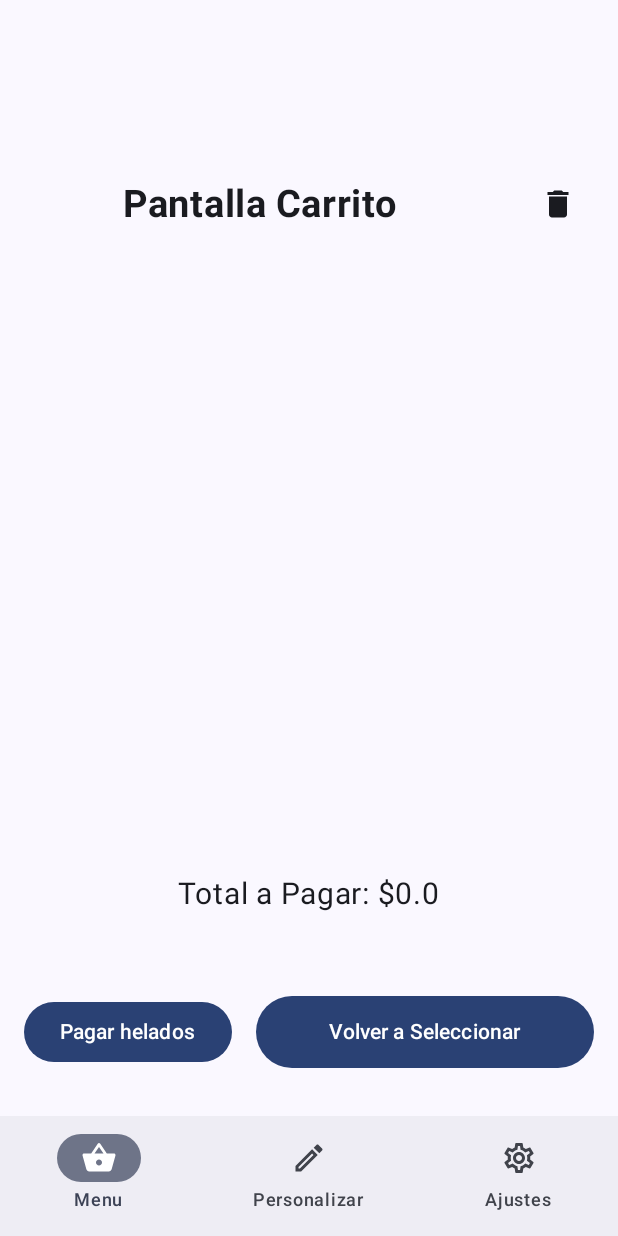
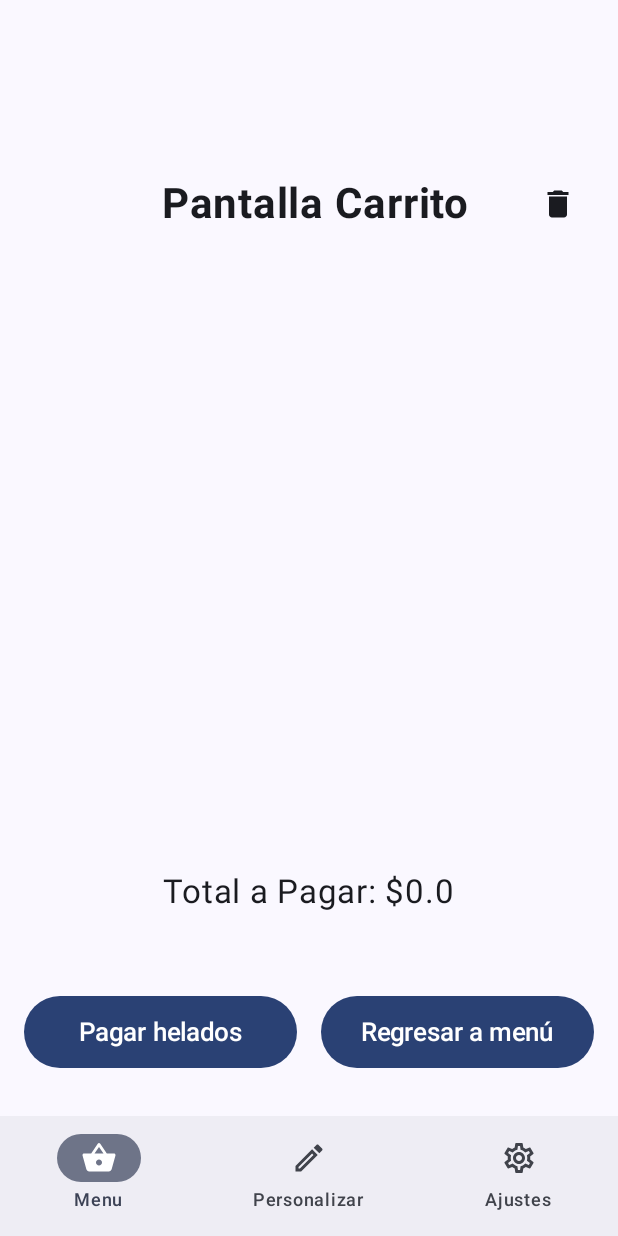
Before and after one commit to kaandradec/frozen-fun-app, an Android app built with Jetpack Compose: the PersonalizarScreen screen opened through its navigation route, after a tap on "Ir al carrito", on a phone screen of 412 x 824 dp. Run offline under Robolectric (Android 15) with nearby library versions, the phone set to English and light mode, and no system bars; libraries missing offline, so code that uses them is left out: com.itextpdf.text.

Commit message:
"feat: Tabs, Navegación, Tema, ViewModel"

```diff
--- a/app/build.gradle.kts
+++ b/app/build.gradle.kts
@@ -77,4 +77,6 @@ dependencies {
     //MORE ICONS
     implementation(libs.androidx.material.extended)
     implementation("com.itextpdf:itextpdf:5.5.13.2")
+    implementation ("androidx.compose.ui:ui-text:1.2.0-alpha02")
+
 }
--- a/app/src/main/java/com/kaandradec/frozenfun/MainActivity.kt
+++ b/app/src/main/java/com/kaandradec/frozenfun/MainActivity.kt
@@ -2,38 +2,42 @@ package com.kaandradec.frozenfun
 
 import android.annotation.SuppressLint
 import android.os.Bundle
+import android.widget.Toast
 import androidx.activity.ComponentActivity
 import androidx.activity.compose.setContent
 import androidx.activity.enableEdgeToEdge
+import androidx.compose.foundation.layout.Arrangement
+import androidx.compose.foundation.layout.Column
 import androidx.compose.foundation.layout.fillMaxSize
+import androidx.compose.foundation.layout.padding
 import androidx.compose.material.icons.Icons
 import androidx.compose.material.icons.filled.Create
 import androidx.compose.material.icons.filled.Settings
 import androidx.compose.material.icons.filled.ShoppingBasket
-import androidx.compose.material.icons.filled.ShoppingCart
 import androidx.compose.material.icons.outlined.Create
 import androidx.compose.material.icons.outlined.Settings
 import androidx.compose.material.icons.outlined.ShoppingBasket
-import androidx.compose.material.icons.outlined.ShoppingCart
-import androidx.compose.material3.Icon
-import androidx.compose.material3.MaterialTheme
-import androidx.compose.material3.NavigationBar
-import androidx.compose.material3.NavigationBarItem
-import androidx.compose.material3.Scaffold
-import androidx.compose.material3.Surface
-import androidx.compose.material3.Text
+import androidx.compose.material3.*
 import androidx.compose.runtime.getValue
 import androidx.compose.runtime.mutableIntStateOf
+import androidx.compose.runtime.saveable.rememberSaveable
+import androidx.compose.runtime.setValue
+import androidx.compose.ui.Alignment
 import androidx.compose.ui.Modifier
 import androidx.compose.ui.graphics.vector.ImageVector
-import androidx.compose.runtime.saveable.rememberSaveable
-import androidx.compose.runtime.setValue
+import androidx.compose.ui.unit.dp
+import androidx.lifecycle.viewmodel.compose.viewModel
 import androidx.navigation.compose.rememberNavController
+import com.itextpdf.text.Document
+import com.itextpdf.text.Element
+import com.itextpdf.text.Paragraph
+import com.itextpdf.text.pdf.PdfWriter
 import com.kaandradec.frozenfun.navigation.Screen
 import com.kaandradec.frozenfun.navigation.SetupGraph
 import com.kaandradec.frozenfun.ui.theme.FrozenFunTheme
 import com.kaandradec.frozenfun.viewmodel.CartViewModel
-import androidx.lifecycle.viewmodel.compose.viewModel
+import java.io.File
+import java.io.FileOutputStream
 
 class MainActivity : ComponentActivity() {
     @SuppressLint("UnusedMaterial3ScaffoldPaddingParameter")
@@ -67,7 +71,11 @@ class MainActivity : ComponentActivity() {
                 Surface(
                     modifier = Modifier.fillMaxSize(),
                     color = MaterialTheme.colorScheme.background
-                ) {
+                ){
+                            Text(text = "Pagar helados")
+
+                    }
+
                     var selectedItemIndex by rememberSaveable {
                         mutableIntStateOf(0)
                     }
@@ -88,7 +96,7 @@ class MainActivity : ComponentActivity() {
                                         },
                                         selected = selectedItemIndex == index,
                                         onClick = {
-                                            selectedItemIndex = index;
+                                            selectedItemIndex = index
                                             navController.navigate(
                                                 when (index) {
                                                     0 -> Screen.Seleccionar
@@ -109,7 +117,6 @@ class MainActivity : ComponentActivity() {
             }
         }
     }
-}
 
 data class BottomNavigationItem(
     val title: String,
--- a/app/src/main/java/com/kaandradec/frozenfun/view/CarritoScreen.kt
+++ b/app/src/main/java/com/kaandradec/frozenfun/view/CarritoScreen.kt
@@ -15,6 +15,7 @@ import androidx.compose.ui.Alignment
 import androidx.compose.ui.Modifier
 import androidx.compose.ui.platform.LocalContext
 import androidx.compose.ui.res.painterResource
+import androidx.compose.ui.text.font.FontFamily
 import androidx.compose.ui.text.font.FontWeight
 import androidx.compose.ui.unit.dp
 import androidx.compose.ui.unit.sp
@@ -52,10 +53,9 @@ fun CarritoScreen(
             Spacer(modifier = Modifier.weight(1f))
 
             Text(
-                text = "Pantalla Carrito",
-                fontSize = 25.sp,
+                text = "        Pantalla Carrito",
+                fontSize = 28.sp,
                 fontWeight = FontWeight.Bold,
-                modifier = Modifier.weight(3f)
             )
 
             Spacer(modifier = Modifier.weight(1f))
@@ -122,7 +122,7 @@ fun CarritoScreen(
         Spacer(modifier = Modifier.height(24.dp))
 
         val totalPrice = cartItems.sumOf { it.precio * it.quantity }
-        Text(text = "Total a Pagar: $$totalPrice", fontSize = 20.sp)
+        Text(text = "Total a Pagar: $$totalPrice", fontSize = 22.sp)
 
         Spacer(modifier = Modifier.height(24.dp))
 
@@ -133,8 +133,12 @@ fun CarritoScreen(
         ) {
             Button(onClick = {
                 navController.navigate(Screen.Ajustes)
-            }) {
-                Text(text = "Pagar helados")
+            },
+                modifier = Modifier
+                    .height(48.dp)
+                    .weight(1f)
+            ) {
+                Text(text = "Pagar helados", fontSize = 17.sp)
             }
 
             Button(
@@ -145,10 +149,9 @@ fun CarritoScreen(
                     .height(48.dp)
                     .weight(1f)
             ) {
-                Text(text = "Volver a Seleccionar")
+                Text(text = "Regresar a menú",fontSize = 17.sp)
             }
         }
-
         Spacer(modifier = Modifier.height(80.dp))
     }
 }
--- a/app/src/main/java/com/kaandradec/frozenfun/view/PersonalizarScreen.kt
+++ b/app/src/main/java/com/kaandradec/frozenfun/view/PersonalizarScreen.kt
@@ -16,6 +16,7 @@ import androidx.compose.runtime.rememberCoroutineScope
 import androidx.compose.ui.Alignment
 import androidx.compose.ui.Modifier
 import androidx.compose.ui.graphics.Color
+import androidx.compose.ui.text.font.FontWeight
 import androidx.compose.ui.unit.dp
 import androidx.compose.ui.unit.sp
 import androidx.navigation.NavHostController
@@ -60,7 +61,7 @@ fun PersonalizarScreen(
 
             Spacer(modifier = Modifier.height(90.dp))
 
-            Text(text = "Pantalla Personalizar", fontSize = 24.sp)
+            Text(text = "  Pantalla Personalizar", fontSize = 24.sp, fontWeight = FontWeight.Bold)
             BadgedBox(
                 badge = {
                     if (cartViewModel.cartItems.isNotEmpty()) {
--- a/app/src/main/java/com/kaandradec/frozenfun/view/SeleccionarScreen.kt
+++ b/app/src/main/java/com/kaandradec/frozenfun/view/SeleccionarScreen.kt
@@ -14,6 +14,7 @@ import androidx.compose.ui.Modifier
 import androidx.compose.ui.graphics.Color
 import androidx.compose.ui.graphics.painter.Painter
 import androidx.compose.ui.res.painterResource
+import androidx.compose.ui.text.font.FontWeight
 import androidx.compose.ui.unit.dp
 import androidx.compose.ui.unit.sp
 import androidx.navigation.NavHostController
@@ -83,9 +84,8 @@ fun SeleccionarScreen(
             horizontalArrangement = Arrangement.SpaceBetween
         ) {
 
-            Spacer(modifier = Modifier.height(2.dp))
-
-            Text(text = "Pantalla Seleccionar", fontSize = 24.sp)
+            Text(text = "        Pantalla Seleccionar", fontSize = 24.sp,
+                fontWeight = FontWeight.Bold)
             BadgedBox(
                 badge = {
                     if (cartViewModel.cartItems.isNotEmpty()) {
```
